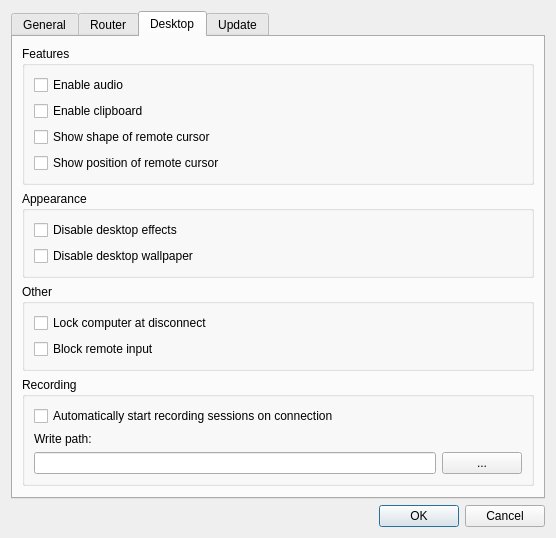
Qt form source/client/ui/settings_dialog.ui (SammyEnigma/aspia) before a commit.
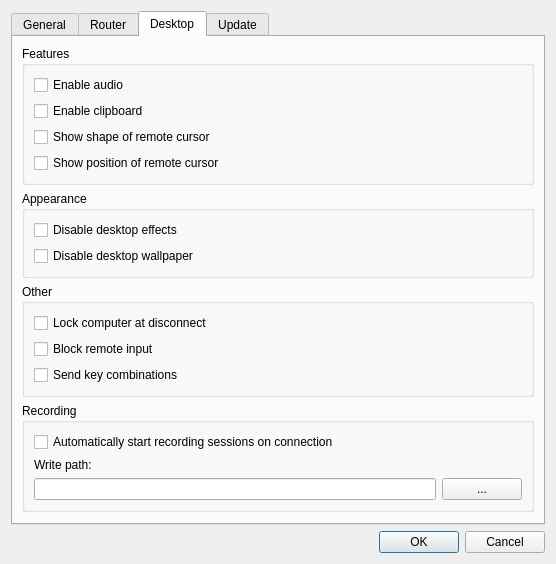
The same form after that commit. The open tabs and pages were chosen to show the change. Custom widgets are drawn as their Qt base class.

Diff of the .ui file:
```diff
--- a/source/client/ui/settings_dialog.ui
+++ b/source/client/ui/settings_dialog.ui
@@ -334,6 +334,13 @@
             </property>
            </widget>
           </item>
+          <item>
+           <widget class="QCheckBox" name="checkbox_send_key_combinations">
+            <property name="text">
+             <string>Send key combinations</string>
+            </property>
+           </widget>
+          </item>
          </layout>
         </widget>
        </item>
```
